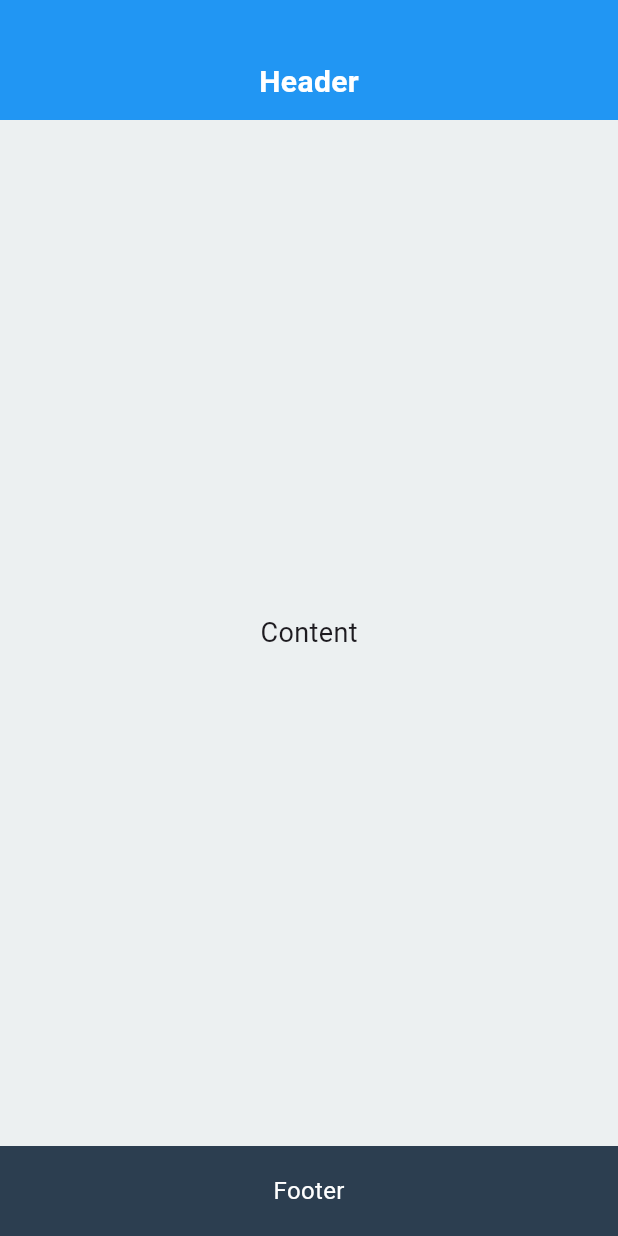
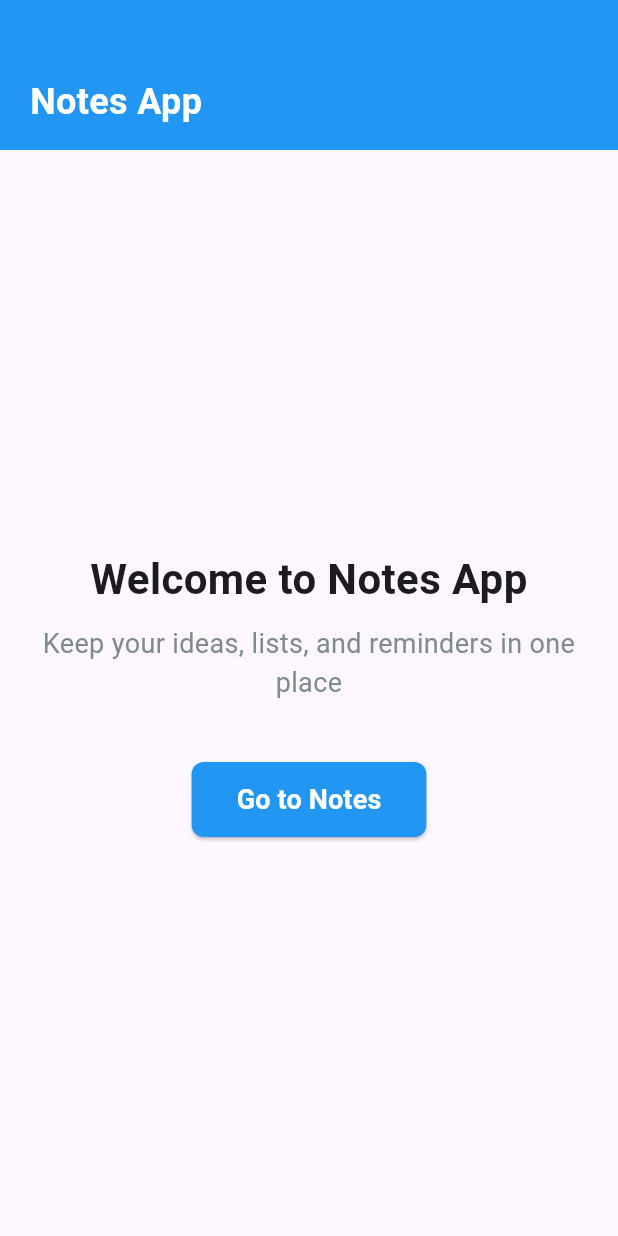
Before and after one commit to Eya-Ben-Belgacem/NotesApp-CrossPlatform, a Flutter app: the screen it shows after launch, on a phone screen of 412 x 824 dp. Run offline on Flutter 3.47's test engine with Material 3 defaults, Android fonts, the phone set to English and light mode, and no system bars.

Commit message:
Add navigation: HomeScreen and basic NotesScreen

```diff
--- a/flutter_app/lib/main.dart
+++ b/flutter_app/lib/main.dart
@@ -1,71 +1,25 @@
 import 'package:flutter/material.dart';
 
+import 'screens/home_screen.dart';
+import 'screens/notes_screen.dart';
+
 void main() {
-  runApp(MyApp());//lancement de l'application mobile
+  runApp(const MyApp());
 }
 
 class MyApp extends StatelessWidget {
-  const MyApp({super.key});
-//création de l'interface graphique de l'application mobile
+  const MyApp({Key? key}) : super(key: key);
+
   @override
   Widget build(BuildContext context) {
     return MaterialApp(
-      home: LayoutDemo(),
+      title: 'Notes App',
+      theme: ThemeData(primarySwatch: Colors.blue),
+      initialRoute: '/',
+      routes: {
+        '/': (context) => const HomeScreen(),
+        '/notes': (context) => const NotesScreen(),
+      },
     );
   }
 }
-
-class LayoutDemo extends StatelessWidget {
-  const LayoutDemo({super.key});
-
-  @override
-  Widget build(BuildContext context) {
-    return Scaffold(
-      body: Column(
-        children: [
-          Container(
-            height: 80,
-            color: Colors.blue,
-            child: Center(
-              child: Padding(
-                padding: EdgeInsets.only(top: 30),
-                child: Text(
-                  'Header',
-                  style: TextStyle(
-                    color: Colors.white,
-                    fontSize: 20,
-                    fontWeight: FontWeight.bold,
-                  ),
-                ),
-              ),
-            ),
-          ),
-          Expanded(
-            child: Container(
-              color: Color(0xFFECF0F1),
-              child: Center(
-                child: Text(
-                  'Content',
-                  style: TextStyle(fontSize: 18),
-                ),
-              ),
-            ),
-          ),
-          Container(
-            height: 60,
-            color: Color(0xFF2C3E50),
-            child: Center(
-              child: Text(
-                'Footer',
-                style: TextStyle(
-                  color: Colors.white,
-                  fontSize: 16,
-                ),
-              ),
-            ),
-          ),
-        ],
-      ),
-    );
-  }
-}
--- /dev/null
+++ b/flutter_app/lib/screens/home_screen.dart
@@ -0,0 +1,84 @@
+import 'package:flutter/material.dart';
+
+class HomeScreen extends StatelessWidget {
+  const HomeScreen({Key? key}) : super(key: key);
+
+  @override
+  Widget build(BuildContext context) {
+    return Scaffold(
+      body: Column(
+        children: [
+          Container(
+            height: 100,
+            color: Colors.blue,
+            padding: EdgeInsets.only(
+              bottom: 15,
+              left: 20,
+              right: 20,
+            ),
+            alignment: Alignment.bottomLeft,
+            child: Text(
+              'Notes App',
+              style: TextStyle(
+                color: Colors.white,
+                fontSize: 24,
+                fontWeight: FontWeight.bold,
+              ),
+            ),
+          ),
+          Expanded(
+            child: Padding(
+              padding: EdgeInsets.all(20),
+              child: Column(
+                mainAxisAlignment: MainAxisAlignment.center,
+                children: [
+                  Text(
+                    'Welcome to Notes App',
+                    style: TextStyle(
+                      fontSize: 28,
+                      fontWeight: FontWeight.bold,
+                    ),
+                    textAlign: TextAlign.center,
+                  ),
+                  SizedBox(height: 10),
+                  Text(
+                    'Keep your ideas, lists, and reminders in one place',
+                    style: TextStyle(
+                      fontSize: 18,
+                      color: Color(0xFF7F8C8D),
+                    ),
+                    textAlign: TextAlign.center,
+                  ),
+                  SizedBox(height: 40),
+                  ElevatedButton(
+                    onPressed: () {
+                      Navigator.pushNamed(context, '/notes');
+                    },
+                    style: ElevatedButton.styleFrom(
+                      backgroundColor: Colors.blue,
+                      padding: EdgeInsets.symmetric(
+                        vertical: 12,
+                        horizontal: 30,
+                      ),
+                      shape: RoundedRectangleBorder(
+                        borderRadius: BorderRadius.circular(8),
+                      ),
+                    ),
+                    child: Text(
+                      'Go to Notes',
+                      style: TextStyle(
+                        color: Colors.white,
+                        fontSize: 18,
+                        fontWeight: FontWeight.bold,
+                      ),
+                    ),
+                  ),
+                ],
+              ),
+            ),
+          ),
+        ],
+      ),
+    );
+  }
+}
--- /dev/null
+++ b/flutter_app/lib/screens/notes_screen.dart
@@ -0,0 +1,14 @@
+import 'package:flutter/material.dart';
+
+class NotesScreen extends StatelessWidget {
+  const NotesScreen({Key? key}) : super(key: key);
+
+  @override
+  Widget build(BuildContext context) {
+    return Scaffold(
+      body: Center(
+        child: Text('Notes Screen (à compléter)'),
+      ),
+    );
+  }
+}
```
